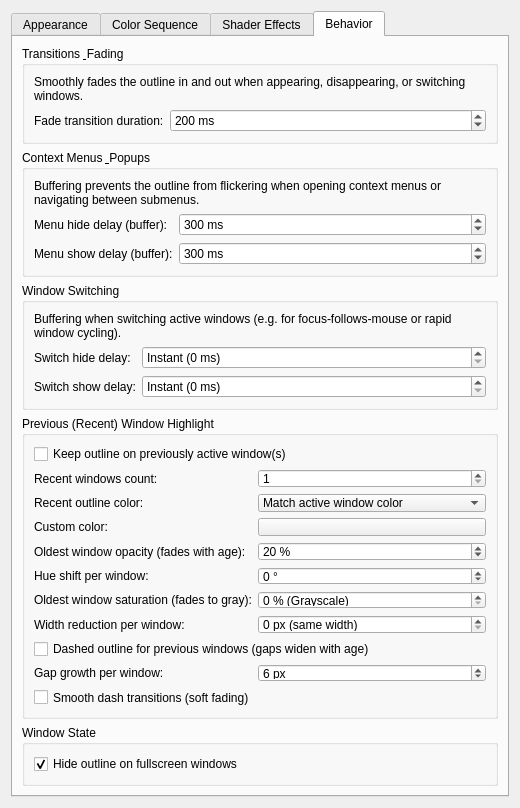
Above: activewindowoutline_config.ui from gmalinowski/LeapK before the change. Below: the same form after it.
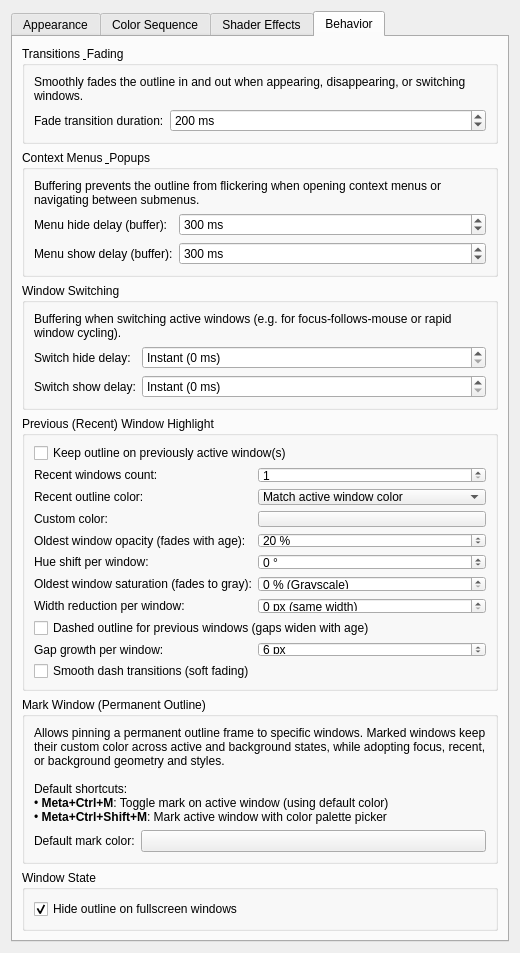
That is the form after the change. The open tabs and pages were chosen to show the change. Custom widgets are drawn as their Qt base class.

Commit message: feat: add permanent mark window outline with shortcuts and color palette picker

```diff
--- a/activewindowoutline_config.ui
+++ b/activewindowoutline_config.ui
@@ -1671,6 +1671,43 @@
         </widget>
        </item>
 
+       <item>
+        <widget class="QGroupBox" name="groupMarkWindow">
+         <property name="title">
+          <string>Mark Window (Permanent Outline)</string>
+         </property>
+         <layout class="QFormLayout" name="formLayoutMarkWindow">
+          <item row="0" column="0" colspan="2">
+           <widget class="QLabel" name="label_markWindowDescription">
+            <property name="text">
+             <string>Allows pinning a permanent outline frame to specific windows. Marked windows keep their custom color across active and background states, while adopting focus, recent, or background geometry and styles.&lt;br&gt;&lt;br&gt;Default shortcuts:&lt;br&gt;&amp;bull; &lt;b&gt;Meta+Ctrl+M&lt;/b&gt;: Toggle mark on active window (using default color)&lt;br&gt;&amp;bull; &lt;b&gt;Meta+Ctrl+Shift+M&lt;/b&gt;: Mark active window with color palette picker</string>
+            </property>
+            <property name="wordWrap">
+             <bool>true</bool>
+            </property>
+           </widget>
+          </item>
+          <item row="1" column="0">
+           <widget class="QLabel" name="label_markDefaultColor">
+            <property name="text">
+             <string>Default mark color:</string>
+            </property>
+            <property name="toolTip">
+             <string>Default outline color used when toggling window mark via shortcut (default: #e74c3c red).</string>
+            </property>
+           </widget>
+          </item>
+          <item row="1" column="1">
+           <widget class="KColorButton" name="kcfg_MarkDefaultColor">
+            <property name="toolTip">
+             <string>Default outline color used when toggling window mark via shortcut.</string>
+            </property>
+           </widget>
+          </item>
+         </layout>
+        </widget>
+       </item>
+
        <item>
         <widget class="QGroupBox" name="groupWindowStates">
          <property name="title">
```
The commit also changes 10 other files.
